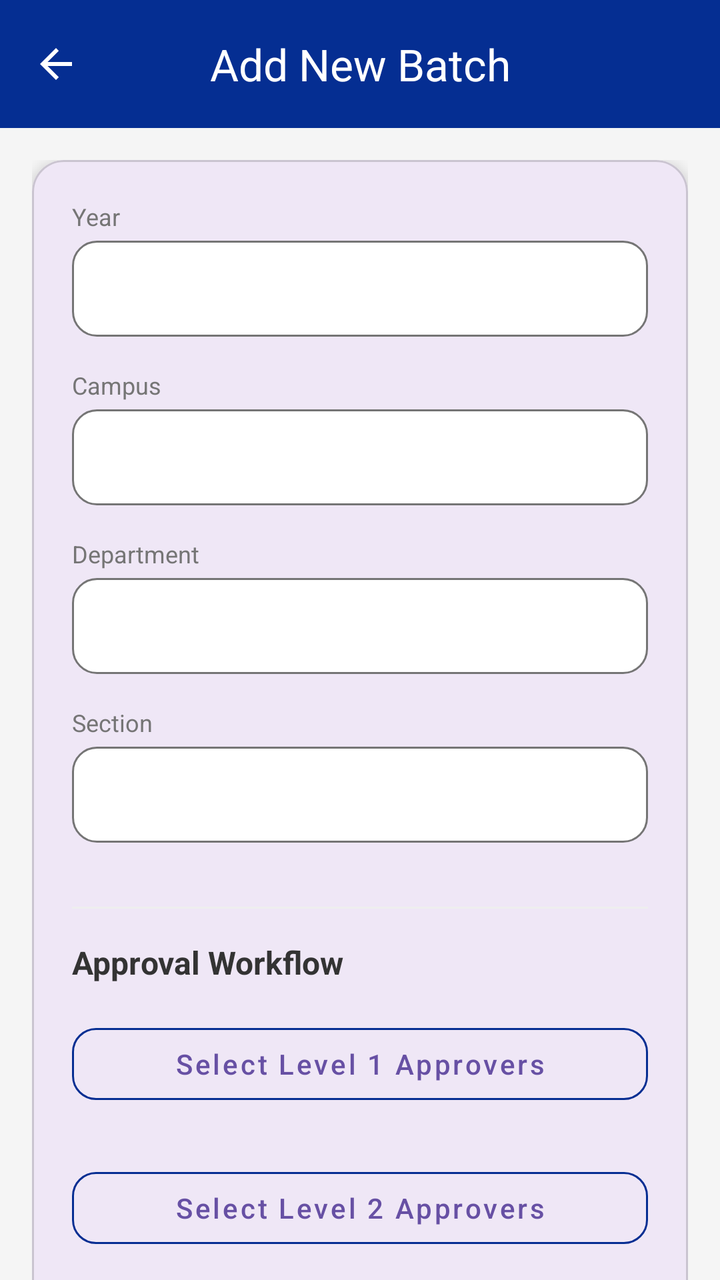
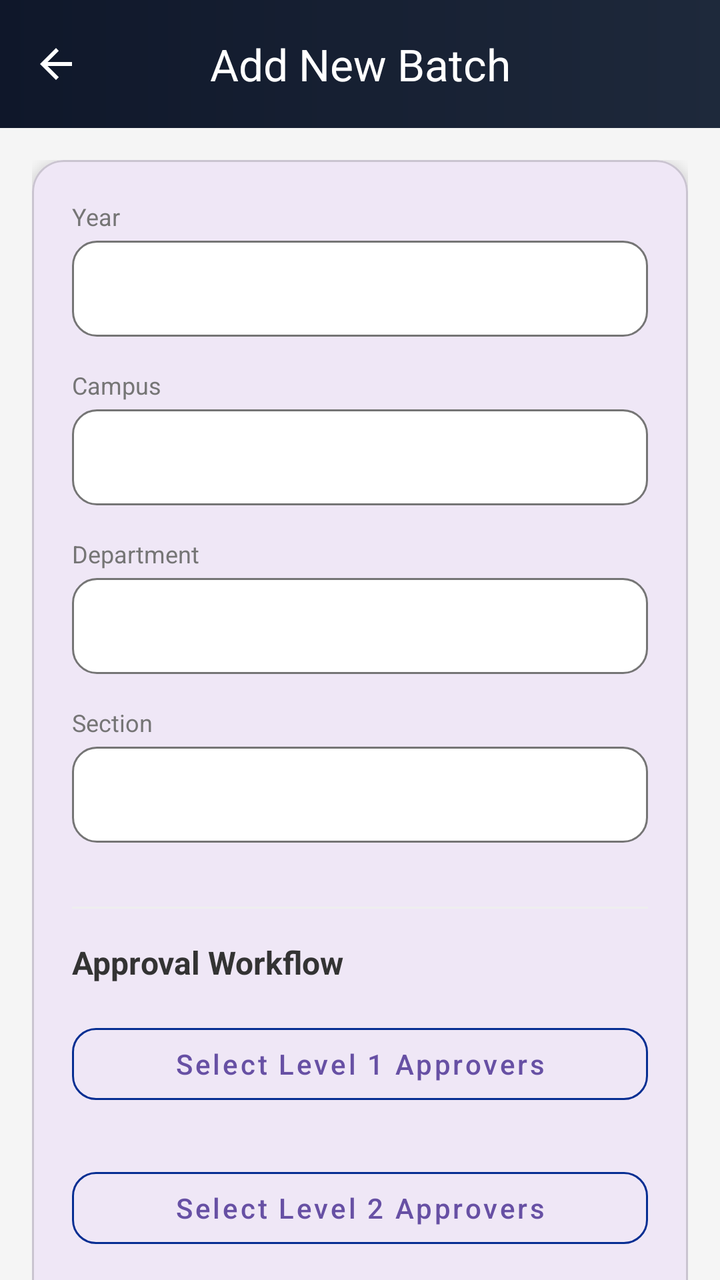

Before-and-after screenshots of an Android layout around one commit, followed by the original layout XML and the change that was made.
<!-- AndroidManifest.xml: application theme Theme.DigitalPass -->
<!-- res/layout/activity_add_new_batch.xml -->
<?xml version="1.0" encoding="utf-8"?>
<androidx.coordinatorlayout.widget.CoordinatorLayout xmlns:android="http://schemas.android.com/apk/res/android"
    xmlns:app="http://schemas.android.com/apk/res-auto"
    xmlns:tools="http://schemas.android.com/tools"
    android:id="@+id/main"
    android:layout_width="match_parent"
    android:layout_height="match_parent"
    android:background="#F5F5F5"
    tools:context=".AddNewBatch">

    <com.google.android.material.appbar.AppBarLayout
        android:layout_width="match_parent"
        android:layout_height="wrap_content"
        android:background="#052E92"
        android:theme="@style/ThemeOverlay.AppCompat.Dark.ActionBar">

        <com.google.android.material.appbar.MaterialToolbar
            android:id="@+id/toolbar"
            android:layout_width="match_parent"
            android:layout_height="?attr/actionBarSize"
            app:navigationIcon="?attr/homeAsUpIndicator"
            app:title="Add New Batch"
            app:titleTextColor="#FFFFFF"
            app:titleCentered="true">

                <ImageView
                    android:id="@+id/editButton"
                    android:layout_width="40dp"
                    android:layout_height="40dp"
                    android:layout_gravity="end"
                    android:layout_marginEnd="16dp"
                    android:background="?attr/selectableItemBackgroundBorderless"
                    android:contentDescription="Edit"
                    android:padding="8dp"
                    android:src="@android:drawable/ic_menu_edit"
                    android:visibility="gone"
                    app:tint="#FFFFFF" />

        </com.google.android.material.appbar.MaterialToolbar>

    </com.google.android.material.appbar.AppBarLayout>

    <androidx.core.widget.NestedScrollView
        android:layout_width="match_parent"
        android:layout_height="match_parent"
        android:fillViewport="true"
        app:layout_behavior="@string/appbar_scrolling_view_behavior">

        <LinearLayout
            android:layout_width="match_parent"
            android:layout_height="wrap_content"
            android:orientation="vertical"
            android:padding="16dp">

            <com.google.android.material.card.MaterialCardView
                android:layout_width="match_parent"
                android:layout_height="wrap_content"
                app:cardCornerRadius="16dp"
                app:cardElevation="4dp">

                <LinearLayout
                    android:layout_width="match_parent"
                    android:layout_height="wrap_content"
                    android:orientation="vertical"
                    android:padding="20dp">

                    <TextView
                        android:id="@+id/textViewForBatchName"
                        android:layout_width="match_parent"
                        android:layout_height="wrap_content"
                        android:layout_marginBottom="16dp"
                        android:gravity="center"
                        android:text="Batch Name"
                        android:textColor="#052E92"
                        android:textSize="22sp"
                        android:textStyle="bold"
                        android:visibility="gone" />

                    
                    <LinearLayout
                        android:id="@+id/spinnerContainer"
                        android:layout_width="match_parent"
                        android:layout_height="wrap_content"
                        android:orientation="vertical">

                        <TextView
                            android:id="@+id/yearSpinnerLabel"
                            android:layout_width="wrap_content"
                            android:layout_height="wrap_content"
                            android:text="Year"
                            android:textColor="#757575"
                            android:textSize="12sp"
                            android:layout_marginBottom="4dp"/>
                        <Spinner
                            android:id="@+id/batchYearSpinner"
                            android:layout_width="match_parent"
                            android:layout_height="48dp"
                            android:layout_marginBottom="16dp"
                            android:background="@drawable/spinner_background"
                            android:spinnerMode="dialog" />

                        <TextView
                            android:id="@+id/campusSpinnerLabel"
                            android:layout_width="wrap_content"
                            android:layout_height="wrap_content"
                            android:text="Campus"
                            android:textColor="#757575"
                            android:textSize="12sp"
                            android:layout_marginBottom="4dp"/>
                        <Spinner
                            android:id="@+id/batchCampusSpinner"
                            android:layout_width="match_parent"
                            android:layout_height="48dp"
                            android:layout_marginBottom="16dp"
                            android:background="@drawable/spinner_background"
                            android:spinnerMode="dialog" />

                        <TextView
                            android:id="@+id/departmentSpinnerLabel"
                            android:layout_width="wrap_content"
                            android:layout_height="wrap_content"
                            android:text="Department"
                            android:textColor="#757575"
                            android:textSize="12sp"
                            android:layout_marginBottom="4dp"/>
                        <Spinner
                            android:id="@+id/batchDepartmentSpinner"
                            android:layout_width="match_parent"
                            android:layout_height="48dp"
                            android:layout_marginBottom="16dp"
                            android:background="@drawable/spinner_background"
                            android:spinnerMode="dialog" />

                        <TextView
                            android:id="@+id/sectionSpinnerLabel"
                            android:layout_width="wrap_content"
                            android:layout_height="wrap_content"
                            android:text="Section"
                            android:textColor="#757575"
                            android:textSize="12sp"
                            android:layout_marginBottom="4dp"/>
                        <Spinner
                            android:id="@+id/batchSectionSpinner"
                            android:layout_width="match_parent"
                            android:layout_height="48dp"
                            android:layout_marginBottom="16dp"
                            android:background="@drawable/spinner_background"
                            android:spinnerMode="dialog" />
                    </LinearLayout>

                    <View
                        android:layout_width="match_parent"
                        android:layout_height="1dp"
                        android:layout_marginVertical="16dp"
                        android:background="#EEEEEE" />

                    
                    <TextView
                        android:layout_width="wrap_content"
                        android:layout_height="wrap_content"
                        android:text="Approval Workflow"
                        android:textColor="#333333"
                        android:textSize="16sp"
                        android:textStyle="bold"
                        android:layout_marginBottom="16dp"/>

                    <com.google.android.material.button.MaterialButton
                        android:id="@+id/level1CreateBatch"
                        style="@style/Widget.MaterialComponents.Button.OutlinedButton"
                        android:layout_width="match_parent"
                        android:layout_height="wrap_content"
                        android:text="Select Level 1 Approvers"
                        android:textAllCaps="false"
                        app:cornerRadius="12dp"
                        app:strokeColor="#052E92" />

                    <androidx.recyclerview.widget.RecyclerView
                        android:id="@+id/recyclerViewLevel1"
                        android:layout_width="match_parent"
                        android:layout_height="wrap_content"
                        android:layout_marginTop="8dp"
                        android:layout_marginBottom="16dp"
                        android:nestedScrollingEnabled="false"
                        tools:itemCount="1"
                        tools:listitem="@layout/historyitem" />

                    <com.google.android.material.button.MaterialButton
                        android:id="@+id/level2CreateBatch"
                        style="@style/Widget.MaterialComponents.Button.OutlinedButton"
                        android:layout_width="match_parent"
                        android:layout_height="wrap_content"
                        android:text="Select Level 2 Approvers"
                        android:textAllCaps="false"
                        app:cornerRadius="12dp"
                        app:strokeColor="#052E92" />

                    <androidx.recyclerview.widget.RecyclerView
                        android:id="@+id/recyclerViewLevel2"
                        android:layout_width="match_parent"
                        android:layout_height="wrap_content"
                        android:layout_marginTop="8dp"
                        android:layout_marginBottom="24dp"
                        android:nestedScrollingEnabled="false"
                        tools:itemCount="1"
                        tools:listitem="@layout/historyitem" />

                    <com.google.android.material.button.MaterialButton
                        android:id="@+id/add"
                        android:layout_width="match_parent"
                        android:layout_height="56dp"
                        android:backgroundTint="#052E92"
                        android:text="Create Batch"
                        android:textAllCaps="false"
                        android:textSize="18sp"
                        app:cornerRadius="12dp" />

                </LinearLayout>
            </com.google.android.material.card.MaterialCardView>

        </LinearLayout>
    </androidx.core.widget.NestedScrollView>

    <com.example.digitalpass.CustomProgressBar
        android:id="@+id/customProgressBar"
        android:layout_width="200dp"
        android:layout_height="200dp"
        android:layout_gravity="center"
        android:visibility="gone" />


</androidx.coordinatorlayout.widget.CoordinatorLayout>
<!-- res/layout/historyitem.xml (included above) -->
<?xml version="1.0" encoding="utf-8"?>
<com.google.android.material.card.MaterialCardView xmlns:android="http://schemas.android.com/apk/res/android"
    xmlns:app="http://schemas.android.com/apk/res-auto"
    xmlns:tools="http://schemas.android.com/tools"
    android:id="@+id/historyItemCompleteLayout"
    android:layout_width="match_parent"
    android:layout_height="wrap_content"
    android:layout_marginHorizontal="16dp"
    android:layout_marginVertical="6dp"
    android:clickable="true"
    android:focusable="true"
    android:visibility="visible"
    app:cardCornerRadius="12dp"
    app:cardElevation="1dp"
    app:strokeWidth="0dp">

    <androidx.constraintlayout.widget.ConstraintLayout
        android:layout_width="match_parent"
        android:layout_height="wrap_content"
        android:padding="12dp">

        <com.google.android.material.imageview.ShapeableImageView
            android:id="@+id/memberImage"
            android:layout_width="56dp"
            android:layout_height="56dp"
            android:scaleType="centerCrop"
            android:src="@drawable/user_icon"
            app:layout_constraintBottom_toBottomOf="parent"
            app:layout_constraintStart_toStartOf="parent"
            app:layout_constraintTop_toTopOf="parent"
            app:shapeAppearanceOverlay="@style/CircleImageView" />

        <TextView
            android:id="@+id/memberName"
            android:layout_width="0dp"
            android:layout_height="wrap_content"
            android:layout_marginStart="16dp"
            android:ellipsize="end"
            android:maxLines="1"
            android:text="Member Name"
            android:textAppearance="@style/TextAppearance.Material3.TitleMedium"
            android:textColor="#2D3436"
            app:layout_constraintEnd_toEndOf="parent"
            app:layout_constraintStart_toEndOf="@id/memberImage"
            app:layout_constraintTop_toTopOf="@id/memberImage"
            app:layout_constraintVertical_chainStyle="packed" />

        <TextView
            android:id="@+id/memberRole"
            android:layout_width="0dp"
            android:layout_height="wrap_content"
            android:layout_marginTop="2dp"
            android:text="Member Role"
            android:textAppearance="@style/TextAppearance.Material3.BodyMedium"
            android:textColor="#636E72"
            app:layout_constraintEnd_toEndOf="parent"
            app:layout_constraintStart_toStartOf="@id/memberName"
            app:layout_constraintTop_toBottomOf="@id/memberName" />

        <TextView
            android:id="@+id/applyDateTime"
            android:layout_width="0dp"
            android:layout_height="wrap_content"
            android:text="Date time"
            android:textAppearance="@style/TextAppearance.Material3.BodyMedium"
            android:textColor="#636E72"
            android:visibility="gone"
            app:layout_constraintEnd_toEndOf="parent"
            app:layout_constraintStart_toStartOf="@id/memberName"
            app:layout_constraintTop_toBottomOf="@+id/memberRole" />

    </androidx.constraintlayout.widget.ConstraintLayout>

</com.google.android.material.card.MaterialCardView>
<!-- resources referenced by this layout -->
<resources>
  <!-- drawable spinner_background (drawable) -->
  <?xml version="1.0" encoding="utf-8"?>
  <selector xmlns:android="http://schemas.android.com/apk/res/android">
      <item>
          <shape android:shape="rectangle">
              
              <solid android:color="#FFFFFF" />
  
              
              <stroke
                  android:width="1dp"
                  android:color="#757575" />
  
              
              <corners android:radius="12dp" />
  
              
              <padding
                  android:bottom="8dp"
                  android:left="12dp"
                  android:right="12dp"
                  android:top="8dp" />
          </shape>
      </item>
  </selector>
  <!-- drawable user_icon: png bitmap (drawable, 5769 bytes) -->
  <style name="CircleImageView">
          <item name="cornerSize">50%</item>
      </style>
  <style name="Theme.DigitalPass" parent="Base.Theme.DigitalPass" />
  <style name="Base.Theme.DigitalPass" parent="Theme.Material3.Light.NoActionBar">
          
          
      </style>
</resources>

<!-- the commit's change to res/layout/activity_add_new_batch.xml (unified diff, before → after) -->
@@ -11,13 +11,14 @@
     <com.google.android.material.appbar.AppBarLayout
         android:layout_width="match_parent"
         android:layout_height="wrap_content"
-        android:background="#052E92"
+        android:background="#00000000"
         android:theme="@style/ThemeOverlay.AppCompat.Dark.ActionBar">
 
         <com.google.android.material.appbar.MaterialToolbar
             android:id="@+id/toolbar"
             android:layout_width="match_parent"
             android:layout_height="?attr/actionBarSize"
+            android:background="@drawable/appbar_gradient_bg"
             app:navigationIcon="?attr/homeAsUpIndicator"
             app:title="Add New Batch"
             app:titleTextColor="#FFFFFF"
<!-- resource entries referenced after the edit -->
@@ -1,5 +1,15 @@
 <!-- resources referenced by this layout -->
 <resources>
+  <!-- drawable appbar_gradient_bg (drawable) -->
+  <?xml version="1.0" encoding="utf-8"?>
+  <shape xmlns:android="http://schemas.android.com/apk/res/android"
+      android:shape="rectangle">
+      <gradient
+          android:startColor="#0F172A"
+          android:endColor="#1E293B"
+          android:angle="0"
+          android:type="linear" />
+  </shape>
   <!-- drawable spinner_background (drawable) -->
   <?xml version="1.0" encoding="utf-8"?>
   <selector xmlns:android="http://schemas.android.com/apk/res/android">
